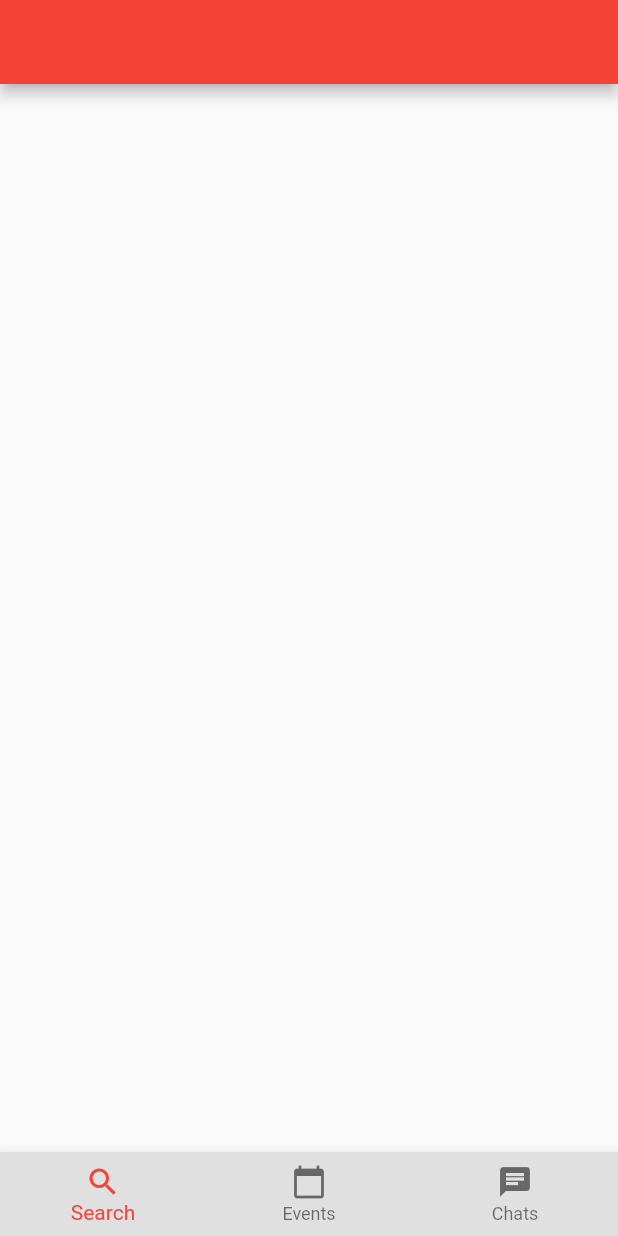
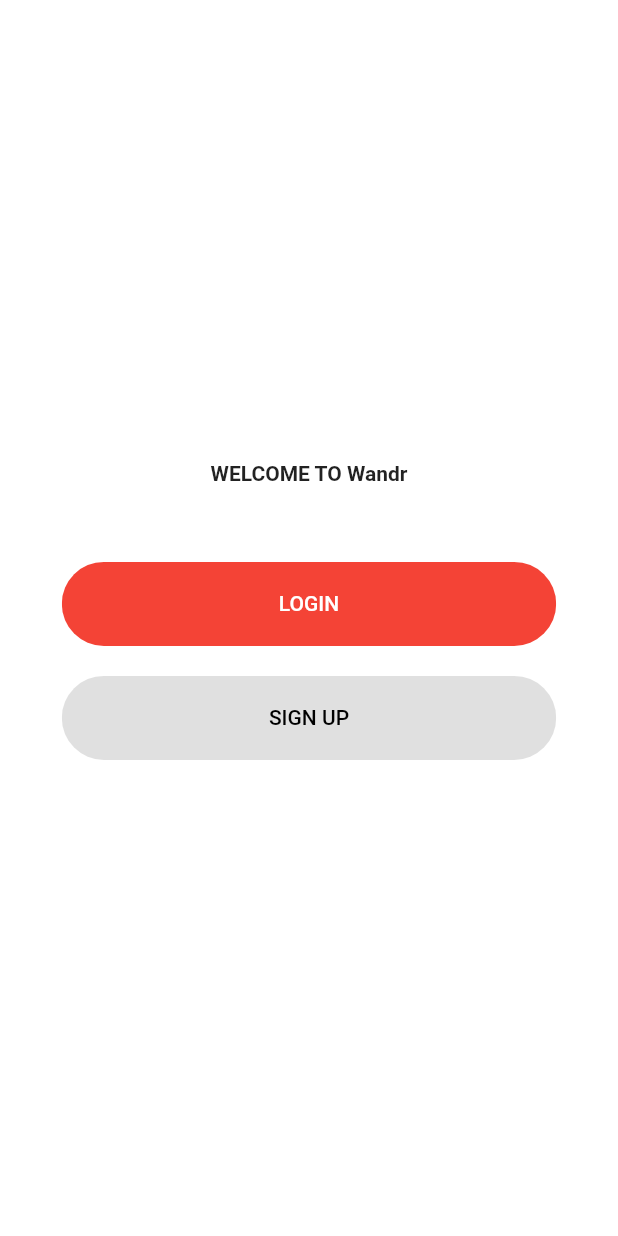
Before and after one commit to chideraidabor/WandrFrontEnd, a Flutter app: the screen it shows after launch, on a phone screen of 412 x 824 dp. Run offline on Flutter 3.47's test engine with Material 2 defaults, Android fonts, the phone set to English and light mode, and no system bars.

Commit message:
add sign in, sign up screens, navigations, and a welcome screen

```diff
--- /dev/null
+++ b/lib/Screens/Login/components/background.dart
@@ -0,0 +1,24 @@
+import 'package:flutter/material.dart';
+
+class Background extends StatelessWidget {
+  final Widget child;
+  const Background({
+    Key key,
+    @required this.child,
+  }) : super(key: key);
+
+  @override
+  Widget build(BuildContext context) {
+    Size size = MediaQuery.of(context).size;
+    return Container(
+      width: double.infinity,
+      height: size.height,
+      child: Stack(
+        alignment: Alignment.center,
+        children: <Widget>[
+          child,
+        ],
+      ),
+    );
+  }
+}
--- /dev/null
+++ b/lib/Screens/Signup/components/background.dart
@@ -0,0 +1,26 @@
+import 'package:flutter/material.dart';
+
+class Background extends StatelessWidget {
+  final Widget child;
+  const Background({
+    Key key,
+    @required this.child,
+  }) : super(key: key);
+
+  @override
+  Widget build(BuildContext context) {
+    Size size = MediaQuery.of(context).size;
+    return Container(
+      height: size.height,
+      width: double.infinity,
+      // Here i can use size.width but use double.infinity because both work as a same
+      child: Stack(
+        alignment: Alignment.center,
+        children: <Widget>[
+
+          child,
+        ],
+      ),
+    );
+  }
+}
--- /dev/null
+++ b/lib/Screens/Welcome/components/background.dart
@@ -0,0 +1,24 @@
+import 'package:flutter/material.dart';
+
+class Background extends StatelessWidget {
+  final Widget child;
+  const Background({
+    Key key,
+    @required this.child,
+  }) : super(key: key);
+
+  @override
+  Widget build(BuildContext context) {
+    Size size = MediaQuery.of(context).size;
+    return Container(
+      height: size.height,
+      width: double.infinity,
+      child: Stack(
+        alignment: Alignment.center,
+        children: <Widget>[
+          child,
+        ],
+      ),
+    );
+  }
+}
--- /dev/null
+++ b/lib/Screens/Welcome/components/body.dart
@@ -0,0 +1,64 @@
+import 'package:flutter/material.dart';
+
+//import 'package:flutter_svg/svg.dart';
+import 'package:wandr_frontend/Screens/Login/login_screen.dart';
+import 'package:wandr_frontend/Screens/Signup/signup_screen.dart';
+import 'package:wandr_frontend/components/rounded_button.dart';
+
+import '../../../constants.dart';
+import 'background.dart';
+
+class Body extends StatelessWidget {
+  @override
+  Widget build(BuildContext context) {
+    Size size = MediaQuery.of(context).size;
+    // This size provide us total height and width of our screen
+    return Background(
+      child: SingleChildScrollView(
+        child: Column(
+          mainAxisAlignment: MainAxisAlignment.center,
+          children: <Widget>[
+            Text(
+              "WELCOME TO Wandr",
+              style: TextStyle(fontWeight: FontWeight.bold),
+            ),
+            //SizedBox(height: size.height * 0.05),
+            //SvgPicture.asset(
+             // "assets/images/conv.png",
+              //height: size.height * 0.45,
+            //),
+            SizedBox(height: size.height * 0.05),
+            RoundedButton(
+              text: "LOGIN",
+              press: () {
+                Navigator.push(
+                  context,
+                  MaterialPageRoute(
+                    builder: (context) {
+                      return LoginScreen();
+                    },
+                  ),
+                );
+              },
+            ),
+            RoundedButton(
+              text: "SIGN UP",
+              color: kPrimaryLightColor,
+              textColor: Colors.black,
+              press: () {
+                Navigator.push(
+                  context,
+                  MaterialPageRoute(
+                    builder: (context) {
+                      return SignUpScreen();
+                    },
+                  ),
+                );
+              },
+            ),
+          ],
+        ),
+      ),
+    );
+  }
+}
--- /dev/null
+++ b/lib/Screens/Welcome/welcome_screen.dart
@@ -0,0 +1,11 @@
+import 'package:flutter/material.dart';
+import 'package:wandr_frontend/Screens/Welcome/components/body.dart';
+
+class WelcomeScreen extends StatelessWidget {
+  @override
+  Widget build(BuildContext context) {
+    return Scaffold(
+      body: Body(),
+    );
+  }
+}
--- /dev/null
+++ b/lib/components/rounded_button.dart
@@ -0,0 +1,37 @@
+import 'package:flutter/material.dart';
+
+import '../constants.dart';
+
+class RoundedButton extends StatelessWidget {
+  final String text;
+  final Function press;
+  final Color color, textColor;
+  const RoundedButton({
+    Key key,
+    this.text,
+    this.press,
+    this.color = kPrimaryColor,
+    this.textColor = Colors.white,
+  }) : super(key: key);
+
+  @override
+  Widget build(BuildContext context) {
+    Size size = MediaQuery.of(context).size;
+    return Container(
+      margin: EdgeInsets.symmetric(vertical: 10),
+      width: size.width * 0.8,
+      child: ClipRRect(
+        borderRadius: BorderRadius.circular(29),
+        child: FlatButton(
+          padding: EdgeInsets.symmetric(vertical: 20, horizontal: 40),
+          color: color,
+          onPressed: press,
+          child: Text(
+            text,
+            style: TextStyle(color: textColor),
+          ),
+        ),
+      ),
+    );
+  }
+}
--- /dev/null
+++ b/lib/constants.dart
@@ -0,0 +1,4 @@
+import 'package:flutter/material.dart';
+
+const kPrimaryColor = Colors.red;
+const kPrimaryLightColor = Colors.black12;
--- a/lib/main.dart
+++ b/lib/main.dart
@@ -1,22 +1,21 @@
 import 'package:flutter/material.dart';
-import 'package:http/http.dart' as http;
-import 'package:wandr_frontend/views/home.dart';
+import 'Screens/Welcome/welcome_screen.dart';
+import 'constants.dart';
 
-void main() {
-  runApp(MyApp());
-}
+void main() => runApp(MyApp());
 
 class MyApp extends StatelessWidget {
   // This widget is the root of your application.
   @override
   Widget build(BuildContext context) {
     return MaterialApp(
-      title: 'Flutter Demo',
+      debugShowCheckedModeBanner: false,
+      title: 'Flutter Auth',
       theme: ThemeData(
-        primarySwatch: Colors.red,
-        visualDensity: VisualDensity.adaptivePlatformDensity,
+        primaryColor: kPrimaryColor,
+        scaffoldBackgroundColor: Colors.white,
       ),
-      home: searchEvent(),
+      home: WelcomeScreen(),
     );
   }
 }
--- a/lib/views/home.dart
+++ /dev/null
@@ -1,54 +0,0 @@
-import 'package:flutter/material.dart';
-import 'package:wandr_frontend/views/tabs/search.dart';
-import 'package:wandr_frontend/views/tabs/event.dart';
-import 'package:wandr_frontend/views/tabs/chats.dart';
-
-class searchEvent extends StatefulWidget {
-  @override
-  _searchEventState createState() => _searchEventState();
-}
-
-class _searchEventState extends State<searchEvent> {
-
-  int _currentIndex = 0;
-
-  final List<Widget> _pages = [
-    searchPage(),
-    eventPage(),
-    chatPage(),
-  ];
-  @override
-  Widget build(BuildContext context) {
-
-    final bottomNavBar = BottomNavigationBar(
-      currentIndex: _currentIndex,
-      type: BottomNavigationBarType.fixed,
-      backgroundColor: Colors.grey.shade300,
-      items: [
-        BottomNavigationBarItem(
-          icon: Icon(Icons.search),
-          title: Text("Search"),
-        ),
-        BottomNavigationBarItem(
-          icon: Icon(Icons.calendar_today),
-          title: Text("Events"),
-        ),
-        BottomNavigationBarItem(
-          icon: Icon(Icons.chat),
-          title: Text("Chats"),
-        )
-      ],
-      onTap: (index){
-        setState(() {
-          _currentIndex = index;
-        });
-      },
-    );
-    return Scaffold(
-      appBar: AppBar(
-      ),
-      bottomNavigationBar: bottomNavBar,
-      body: _pages[_currentIndex],
-    );
-  }
-}
--- a/lib/views/tabs/search.dart
+++ /dev/null
@@ -1,8 +0,0 @@
-import 'package:flutter/material.dart';
-
-class searchPage extends StatelessWidget {
-  @override
-  Widget build(BuildContext context) {
-    return Container();
-  }
-}
```
Also changed, not shown: lib/Screens/Login/components/body.dart (added, +58 -0 lines), lib/Screens/Login/login_screen.dart (added, +11 -0 lines), lib/Screens/Signup/components/body.dart (added, +58 -0 lines), lib/Screens/Signup/signup_screen.dart (added, +11 -0 lines), lib/components/already_have_an_account_acheck.dart (added, +36 -0 lines), lib/components/rounded_input_field.dart (added, +34 -0 lines), lib/components/rounded_password_field.dart (added, +35 -0 lines), lib/components/text_field_container.dart (added, +26 -0 lines), lib/views/tabs/chats.dart (deleted, +0 -7 lines), lib/views/tabs/event.dart (deleted, +0 -7 lines), pubspec.lock, 2 other files.
